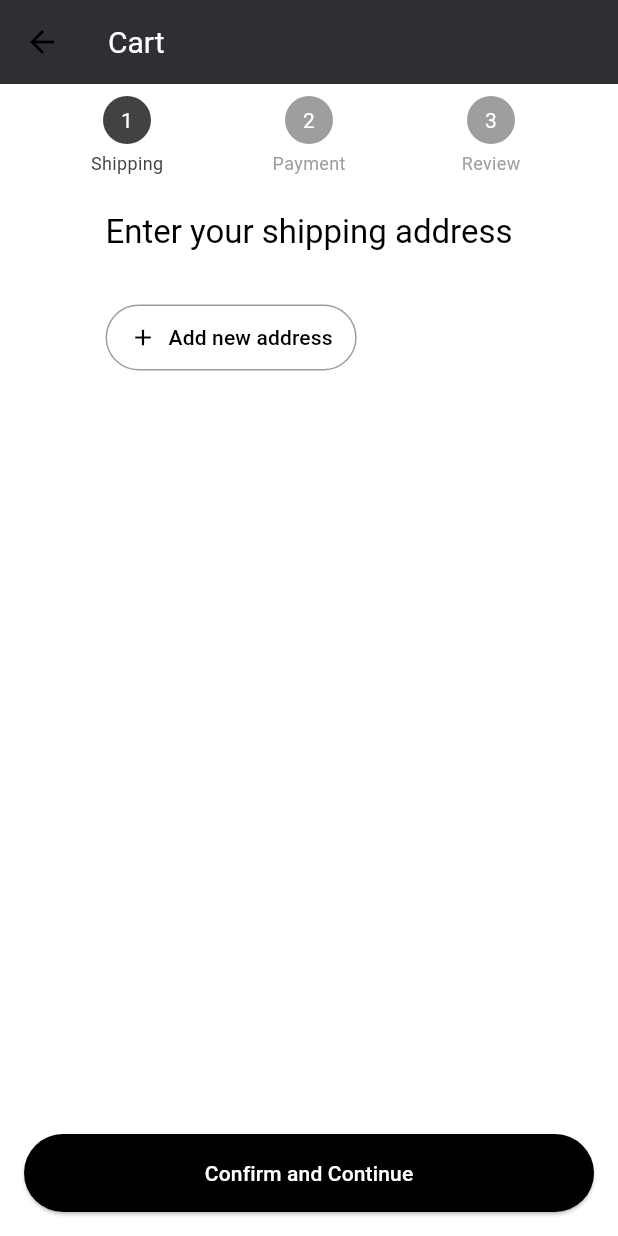
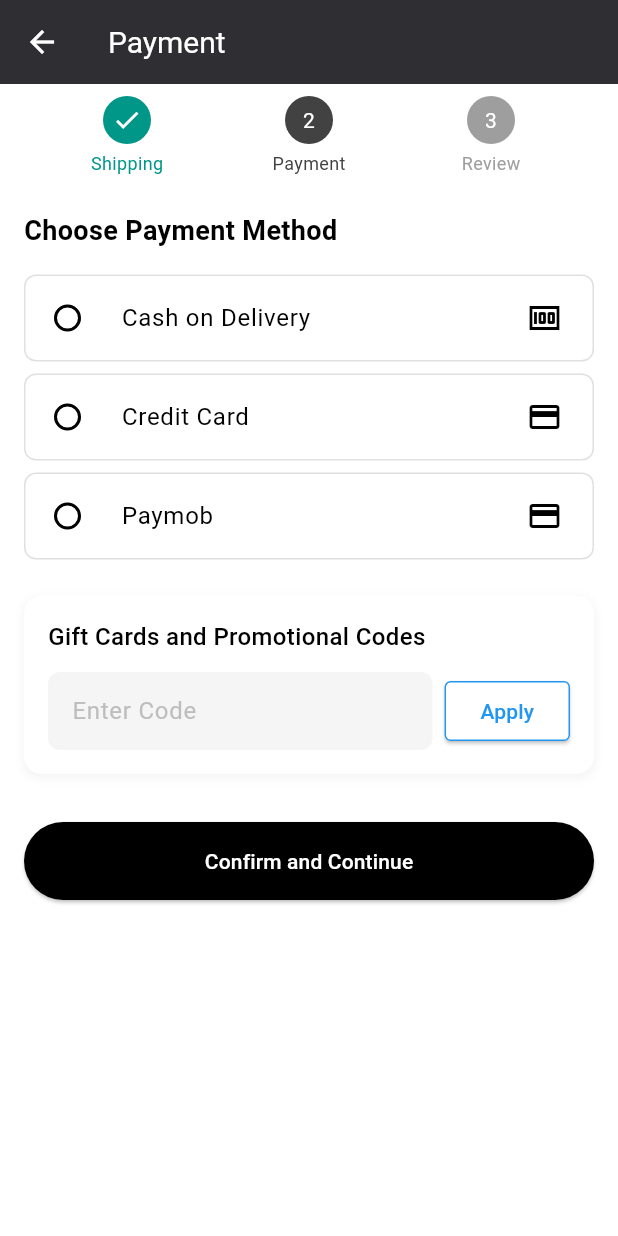
Before and after one commit to zezoamr/obelion-MOOL-flutter, a Flutter app: the CheckoutAddressScreen screen opened directly, after a tap on "Confirm and Continue", on a phone screen of 412 x 824 dp. Run offline on Flutter 3.47's test engine with Material 3 defaults, Android fonts, the phone set to English and light mode, and no system bars; our stand-ins replace carousel_slider, flutter_bloc, flutter_svg.

Commit message:
feat checkout payment screen

```diff
--- a/flutter_mool/lib/shopping/screens/checkout_address_screen.dart
+++ b/flutter_mool/lib/shopping/screens/checkout_address_screen.dart
@@ -1,4 +1,5 @@
 import 'package:flutter/material.dart';
+import 'package:flutter_mool/shopping/screens/checkout_payment.dart';
 
 class CheckoutAddressScreen extends StatefulWidget {
   @override
@@ -427,7 +428,10 @@ class CheckoutButton extends StatelessWidget {
       width: double.infinity,
       padding: EdgeInsets.symmetric(horizontal: 16, vertical: 16),
       child: ElevatedButton(
-        onPressed: () {},
+        onPressed: () {
+          Navigator.push(context,
+              MaterialPageRoute(builder: (context) => CheckoutPaymentScreen()));
+        },
         child: Text('Confirm and Continue'),
         style: ElevatedButton.styleFrom(
           backgroundColor: Colors.black,
--- /dev/null
+++ b/flutter_mool/lib/shopping/screens/checkout_payment.dart
@@ -0,0 +1,359 @@
+import 'package:flutter/material.dart';
+import 'package:flutter_mool/shopping/screens/checkout_review_screen.dart';
+
+class CheckoutPaymentScreen extends StatelessWidget {
+  List<PaymentMethod> paymentMethods = [
+    PaymentMethod(
+      name: 'Cash on Delivery',
+      icon: const Icon(Icons.money),
+    ),
+    PaymentMethod(
+      name: 'Credit Card',
+      icon: Icon(Icons.credit_card),
+      // Image.asset('assets/visa_logo.png', width: 30, height: 20),
+      // const SizedBox(width: 4),
+      // Image.asset('assets/mastercard_logo.png', width: 30, height: 20),
+
+      // Row(
+      //   mainAxisSize: MainAxisSize.min,
+      //   children: [
+      //
+      //     // Image.asset('assets/visa_logo.png', width: 30, height: 20),
+      //     // const SizedBox(width: 4),
+      //     // Image.asset('assets/mastercard_logo.png', width: 30, height: 20),
+      //   ],
+      // ),
+      additionalFields: buildCreditCardFields(),
+    ),
+    PaymentMethod(
+      name: 'Paymob',
+      icon: Icon(Icons.credit_card),
+      // icon: Image.asset('assets/paymob_logo.png', width: 60, height: 20),
+    ),
+  ];
+
+  @override
+  Widget build(BuildContext context) {
+    return Scaffold(
+      backgroundColor: Colors.white,
+      appBar: AppBar(
+        backgroundColor: const Color.fromARGB(255, 46, 46, 51),
+        title: Text(
+          'Payment',
+          style: TextStyle(fontSize: 20, color: Colors.white),
+        ),
+        leading: IconButton(
+          icon: Icon(Icons.arrow_back, color: Colors.white),
+          onPressed: () => Navigator.of(context).pop(),
+        ),
+      ),
+      body: SingleChildScrollView(
+        child: Column(
+          children: [
+            ProgressBarWidget(currentStep: 2),
+            Padding(
+              padding: const EdgeInsets.all(16.0),
+              child: PaymentOptionsWidget(
+                paymentMethods: paymentMethods,
+                onPaymentMethodSelected: (method) {
+                  print('Selected payment method: ${method.name}');
+                },
+              ),
+            ),
+            CheckoutButton(),
+          ],
+        ),
+      ),
+    );
+  }
+}
+
+Widget buildCreditCardFields() {
+  return Column(
+    children: [
+      TextField(
+        decoration: InputDecoration(
+          labelText: 'Name on card',
+          border: OutlineInputBorder(borderRadius: BorderRadius.circular(8)),
+        ),
+      ),
+      const SizedBox(height: 8),
+      TextField(
+        decoration: InputDecoration(
+          labelText: 'Card Number',
+          border: OutlineInputBorder(borderRadius: BorderRadius.circular(8)),
+        ),
+      ),
+      const SizedBox(height: 8),
+      Row(
+        children: [
+          Expanded(
+            child: TextField(
+              decoration: InputDecoration(
+                labelText: 'Expiration date',
+                hintText: 'MM/YY',
+                border:
+                    OutlineInputBorder(borderRadius: BorderRadius.circular(8)),
+              ),
+            ),
+          ),
+          const SizedBox(width: 8),
+          Expanded(
+            child: TextField(
+              decoration: InputDecoration(
+                labelText: 'Security code',
+                hintText: 'CVV',
+                border:
+                    OutlineInputBorder(borderRadius: BorderRadius.circular(8)),
+              ),
+            ),
+          ),
+        ],
+      ),
+    ],
+  );
+}
+
+class PaymentOptionsWidget extends StatefulWidget {
+  final List<PaymentMethod> paymentMethods;
+  final Function(PaymentMethod) onPaymentMethodSelected;
+
+  const PaymentOptionsWidget({
+    Key? key,
+    required this.paymentMethods,
+    required this.onPaymentMethodSelected,
+  }) : super(key: key);
+
+  @override
+  _PaymentOptionsWidgetState createState() => _PaymentOptionsWidgetState();
+}
+
+class _PaymentOptionsWidgetState extends State<PaymentOptionsWidget> {
+  PaymentMethod? _selectedMethod;
+
+  @override
+  Widget build(BuildContext context) {
+    return Column(
+      crossAxisAlignment: CrossAxisAlignment.start,
+      children: [
+        const Text(
+          'Choose Payment Method',
+          style: TextStyle(fontSize: 18, fontWeight: FontWeight.bold),
+        ),
+        const SizedBox(height: 16),
+        ...widget.paymentMethods
+            .map((method) => _buildPaymentMethodTile(method)),
+        const SizedBox(height: 16),
+        _buildGiftCardSection(),
+      ],
+    );
+  }
+
+  Widget _buildPaymentMethodTile(PaymentMethod method) {
+    return Column(
+      children: [
+        Container(
+          margin: const EdgeInsets.only(bottom: 8),
+          decoration: BoxDecoration(
+            border: Border.all(color: Colors.grey.shade300),
+            borderRadius: BorderRadius.circular(8),
+          ),
+          child: RadioListTile<PaymentMethod>(
+            title: Text(method.name),
+            value: method,
+            groupValue: _selectedMethod,
+            onChanged: (PaymentMethod? value) {
+              setState(() {
+                _selectedMethod = value;
+              });
+              if (value != null) {
+                widget.onPaymentMethodSelected(value);
+              }
+            },
+            secondary: SizedBox(
+              width: 48,
+              child: method.icon,
+            ),
+            contentPadding: const EdgeInsets.symmetric(horizontal: 8),
+          ),
+        ),
+        if (_selectedMethod == method && method.additionalFields != null)
+          Padding(
+            padding: const EdgeInsets.only(left: 16, right: 16, bottom: 16),
+            child: method.additionalFields!,
+          ),
+      ],
+    );
+  }
+
+  Widget _buildGiftCardSection() {
+    return Container(
+      padding: const EdgeInsets.all(16),
+      decoration: BoxDecoration(
+        color: Colors.white,
+        borderRadius: BorderRadius.circular(12),
+        boxShadow: [
+          BoxShadow(
+            color: Colors.grey.withOpacity(0.1),
+            spreadRadius: 1,
+            blurRadius: 4,
+            offset: const Offset(0, 2),
+          ),
+        ],
+      ),
+      child: Column(
+        crossAxisAlignment: CrossAxisAlignment.start,
+        children: [
+          const Text(
+            'Gift Cards and Promotional Codes',
+            style: TextStyle(fontSize: 16, fontWeight: FontWeight.w500),
+          ),
+          const SizedBox(height: 12),
+          Row(
+            children: [
+              Expanded(
+                child: TextField(
+                  decoration: InputDecoration(
+                    hintText: 'Enter Code',
+                    hintStyle: TextStyle(color: Colors.grey[400]),
+                    filled: true,
+                    fillColor: Colors.grey[100],
+                    border: OutlineInputBorder(
+                      borderRadius: BorderRadius.circular(8),
+                      borderSide: BorderSide.none,
+                    ),
+                    contentPadding: const EdgeInsets.symmetric(
+                        horizontal: 12, vertical: 14),
+                  ),
+                ),
+              ),
+              const SizedBox(width: 8),
+              ElevatedButton(
+                onPressed: () {},
+                child: const Text(
+                  'Apply',
+                  style: TextStyle(
+                      fontWeight: FontWeight.w500, color: Colors.blue),
+                ),
+                style: ElevatedButton.styleFrom(
+                  foregroundColor: Colors.blue,
+                  backgroundColor: Colors.white,
+                  shape: RoundedRectangleBorder(
+                    borderRadius: BorderRadius.circular(4),
+                    side: BorderSide(color: Colors.blue),
+                  ),
+                ),
+              ),
+            ],
+          ),
+        ],
+      ),
+    );
+  }
+}
+
+class PaymentMethod {
+  final String name;
+  final Widget icon;
+  final Widget? additionalFields;
+
+  PaymentMethod(
+      {required this.name, required this.icon, this.additionalFields});
+}
+
+class ProgressBarWidget extends StatelessWidget {
+  final int currentStep;
+
+  const ProgressBarWidget({Key? key, required this.currentStep})
+      : super(key: key);
+
+  @override
+  Widget build(BuildContext context) {
+    final steps = [
+      {'label': 'Shipping', 'step': 1},
+      {'label': 'Payment', 'step': 2},
+      {'label': 'Review', 'step': 3},
+    ];
+
+    return Container(
+      padding: const EdgeInsets.symmetric(vertical: 8, horizontal: 24),
+      color: Colors.white,
+      child: Row(
+        mainAxisAlignment: MainAxisAlignment.center,
+        children: steps.asMap().entries.map((entry) {
+          final index = entry.key;
+          final step = entry.value;
+          final isCompleted = step['step'] as int < currentStep;
+          final isCurrent = step['step'] as int == currentStep;
+          final isNext = step['step'] as int > currentStep;
+
+          return Expanded(
+            child: Row(
+              children: [
+                Expanded(
+                  child: Column(
+                    children: [
+                      Container(
+                        width: 32,
+                        height: 32,
+                        decoration: BoxDecoration(
+                          shape: BoxShape.circle,
+                          color: isCurrent
+                              ? Colors.grey[800]
+                              : isCompleted
+                                  ? Colors.teal
+                                  : Colors.grey,
+                        ),
+                        child: isCompleted
+                            ? const Icon(Icons.check,
+                                color: Colors.white, size: 20)
+                            : Center(
+                                child: Text(
+                                  '${step['step']}',
+                                  style: const TextStyle(color: Colors.white),
+                                ),
+                              ),
+                      ),
+                      const SizedBox(height: 4),
+                      Text(
+                        step['label'] as String,
+                        style: TextStyle(
+                          fontSize: 12,
+                          color: isCurrent
+                              ? Colors.grey[800]
+                              : isCompleted
+                                  ? Colors.teal
+                                  : Colors.grey,
+                        ),
+                      ),
+                    ],
+                  ),
+                ),
+              ],
+            ),
+          );
+        }).toList(),
+      ),
+    );
+  }
+}
+
+class CheckoutButton extends StatelessWidget {
+  @override
+  Widget build(BuildContext context) {
+    return Container(
+      width: double.infinity,
+      padding: EdgeInsets.symmetric(horizontal: 16, vertical: 16),
+      child: ElevatedButton(
+        onPressed: () {
+        },
+        child: Text('Confirm and Continue'),
+        style: ElevatedButton.styleFrom(
+          backgroundColor: Colors.black,
+          foregroundColor: Colors.white,
+          padding: EdgeInsets.symmetric(vertical: 16),
+        ),
+      ),
+    );
+  }
+}
```
